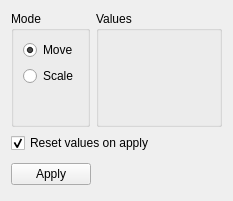
SamVanheer/HalfLifeAssetManager, file src/tools/hlam/ui/assets/studiomodel/dockpanels/StudioModelTransformPanel.ui: the form before one commit.
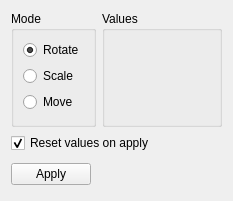
The form after the commit. Custom widgets are drawn as their Qt base class.

Commit message: Add option to rotate whole model Resolves #155

```diff
--- a/src/tools/hlam/ui/assets/studiomodel/dockpanels/StudioModelTransformPanel.ui
+++ b/src/tools/hlam/ui/assets/studiomodel/dockpanels/StudioModelTransformPanel.ui
@@ -158,9 +158,9 @@
      </property>
      <layout class="QVBoxLayout" name="verticalLayout">
       <item>
-       <widget class="QRadioButton" name="Move">
+       <widget class="QRadioButton" name="Rotate">
         <property name="text">
-         <string>Move</string>
+         <string>Rotate</string>
         </property>
         <property name="checked">
          <bool>true</bool>
@@ -180,6 +180,19 @@
         </attribute>
        </widget>
       </item>
+      <item>
+       <widget class="QRadioButton" name="Move">
+        <property name="text">
+         <string>Move</string>
+        </property>
+        <property name="checked">
+         <bool>false</bool>
+        </property>
+        <attribute name="buttonGroup">
+         <string notr="true">ModeGroup</string>
+        </attribute>
+       </widget>
+      </item>
       <item>
        <spacer name="verticalSpacer">
         <property name="orientation">
```
Left out of the diff: 28 changed lines with no effect on the pictures. The commit also changes 6 other files.
